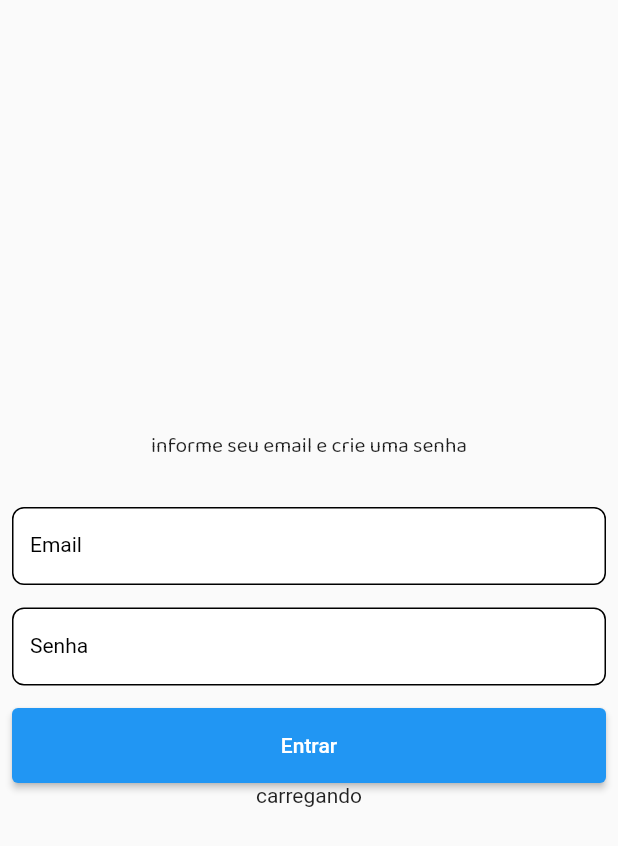
After one commit to willamibezerra/Eu-produtivo, a Flutter app: the screen it shows after launch, after a tap on "Entrar", after a tap on "Criar conta", on a phone screen of 412 x 824 dp. The commit adds this screen. Shown: the top 846 px of the screen. Run offline on Flutter 3.47's test engine with Material 2 defaults, Android fonts, the phone set to English and light mode, and no system bars; our stand-ins replace dartz, firebase_auth, firebase_core, flutter_mobx, flutter_modular, google_fonts and 1 more; accounts and stored records are empty; generated files the repository leaves out were written again; network calls fail.

Commit message:
authentication completed

```diff
--- a/lib/app/modules/authentication/data/data_sources/auth_data_source.dart
+++ b/lib/app/modules/authentication/data/data_sources/auth_data_source.dart
@@ -11,4 +11,10 @@ class AuthDataSource implements IauthDataSource {
       {required String email, required String password}) async {
     await auth.signInWithEmailAndPassword(email: email, password: password);
   }
+
+  @override
+  Future<void> createUserWithEmailAndPassword(
+      {required String email, required String password}) async {
+    await auth.createUserWithEmailAndPassword(email: email, password: password);
+  }
 }
--- a/lib/app/modules/authentication/data/data_sources/interfaces/auth_data_source_interface.dart
+++ b/lib/app/modules/authentication/data/data_sources/interfaces/auth_data_source_interface.dart
@@ -1,4 +1,7 @@
 abstract class IauthDataSource {
   Future<void> signInWithEmailAndpassword(
       {required String email, required String password});
+
+  Future<void> createUserWithEmailAndPassword(
+      {required String email, required String password});
 }
--- a/lib/app/modules/authentication/domain/module/auth_module.dart
+++ b/lib/app/modules/authentication/domain/module/auth_module.dart
@@ -6,15 +6,15 @@ import 'package:image_convert/app/modules/authentication/domain/repositories/aut
 import 'package:image_convert/app/modules/authentication/domain/repositories/interfaces/auth_repository_interface.dart';
 import 'package:image_convert/app/modules/authentication/presentation/state/auth_controller.dart';
 import 'package:image_convert/app/modules/authentication/presentation/view/pages/auth_page.dart';
+import 'package:image_convert/app/modules/authentication/presentation/view/pages/register_account_page.dart';
 
 class AuthModule extends Module {
   @override
-  void exportedBinds(Injector i) {
+  void binds(Injector i) {
+    i.addSingleton(Auth.new);
     i.add<IauthDataSource>(AuthDataSource.new);
-    i.addSingleton(Auth.new);
     i.add<IauthRepository>(AuthRepository.new);
-    i.addSingleton(AuthController.new);
-    super.exportedBinds(i);
+    i.add(AuthController.new);
   }
 
   @override
@@ -23,6 +23,10 @@ class AuthModule extends Module {
       '/',
       child: (context) => AuthPage(controller: Modular.get()),
     );
+    r.child(
+      '/register',
+      child: (context) => RegisterAccountPage(controller: Modular.get()),
+    );
     super.routes(r);
   }
 }
--- a/lib/app/modules/authentication/domain/repositories/auth_repository.dart
+++ b/lib/app/modules/authentication/domain/repositories/auth_repository.dart
@@ -1,4 +1,5 @@
 import 'package:dartz/dartz.dart';
+import 'package:firebase_auth/firebase_auth.dart';
 
 import 'package:image_convert/app/modules/authentication/data/data_sources/interfaces/auth_data_source_interface.dart';
 import 'package:image_convert/app/modules/authentication/domain/repositories/interfaces/auth_repository_interface.dart';
@@ -16,6 +17,24 @@ class AuthRepository implements IauthRepository {
           email: email, password: password);
       return const Right('Autenticação efetuada com sucesso');
     } catch (e) {
+      if (e is FirebaseAuthException) {
+        return left(e.message ?? '');
+      }
+      return left('Falha ao efetuar a autenticação');
+    }
+  }
+
+  @override
+  Future<Either<String, String>> createUserWithEmailAndPasswordRepository(
+      {required String email, required String password}) async {
+    try {
+      await dataSource.createUserWithEmailAndPassword(
+          email: email, password: password);
+      return const Right('Autenticação efetuada com sucesso');
+    } catch (e) {
+      if (e is FirebaseAuthException) {
+        return left(e.message ?? '');
+      }
       return left('Falha ao efetuar a autenticação');
     }
   }
--- a/lib/app/modules/authentication/domain/repositories/interfaces/auth_repository_interface.dart
+++ b/lib/app/modules/authentication/domain/repositories/interfaces/auth_repository_interface.dart
@@ -3,4 +3,7 @@ import 'package:dartz/dartz.dart';
 abstract class IauthRepository {
   Future<Either<String, String>> signInWithEmailAndpasswordRepository(
       {required String email, required String password});
+
+  Future<Either<String, String>> createUserWithEmailAndPasswordRepository(
+      {required String email, required String password});
 }
--- a/lib/app/modules/authentication/presentation/state/auth_controller.dart
+++ b/lib/app/modules/authentication/presentation/state/auth_controller.dart
@@ -1,19 +1,33 @@
 import 'package:image_convert/app/modules/authentication/domain/repositories/interfaces/auth_repository_interface.dart';
 import 'package:mobx/mobx.dart';
+
 part 'auth_controller.g.dart';
 
-class AuthController = _AuthControllerBase with _$AuthController;
+class AuthController = AuthControllerBase with _$AuthController;
 
-abstract class _AuthControllerBase with Store {
+abstract class AuthControllerBase with Store {
+  final IauthRepository repository;
   @observable
-  bool singInSucess = false;
+  bool? signInSucess;
   @observable
-  IauthRepository? repository;
+  bool? createAccountSucess;
+  AuthControllerBase(
+    this.repository,
+  );
+
   @action
   Future<void> signInWithEmailAndPassword(
       {required String email, required String password}) async {
-    final result = await repository!
-        .signInWithEmailAndpasswordRepository(email: email, password: password);
-    result.fold((l) => singInSucess = false, (r) => singInSucess = false);
+    final result = await repository.signInWithEmailAndpasswordRepository(
+        email: email, password: password);
+    result.fold((l) => signInSucess = false, (r) => signInSucess = true);
+  }
+
+  Future<void> createAccount(
+      {required String email, required String password}) async {
+    final result = await repository.createUserWithEmailAndPasswordRepository(
+        email: email, password: password);
+    result.fold(
+        (l) => createAccountSucess = false, (r) => createAccountSucess = true);
   }
 }
--- a/lib/app/modules/authentication/presentation/view/pages/auth_page.dart
+++ b/lib/app/modules/authentication/presentation/view/pages/auth_page.dart
@@ -1,5 +1,6 @@
 import 'package:flutter/material.dart';
 import 'package:flutter_mobx/flutter_mobx.dart';
+import 'package:flutter_modular/flutter_modular.dart';
 import 'package:google_fonts/google_fonts.dart';
 
 import 'package:image_convert/app/modules/authentication/presentation/state/auth_controller.dart';
@@ -78,16 +79,30 @@ class _AuthPageState extends State<AuthPage> {
                   child: const Text('Entrar'),
                 ),
               ),
+              Row(
+                children: [
+                  TextButton(
+                    onPressed: () {
+                      Modular.to.pushNamed('/auth/register');
+                    },
+                    child: const Text('Criar conta'),
+                  ),
+                ],
+              ),
               const SizedBox(
                 height: 25,
               ),
               const Text('Ou continue com:'),
               Observer(
                 builder: (context) {
-                  if (widget.controller.singInSucess) {
-                    return const Text('suceso');
+                  if (widget.controller.signInSucess != null) {
+                    if (widget.controller.signInSucess!) {
+                      return const Text('suceso');
+                    } else {
+                      return const Text('Falha');
+                    }
                   } else {
-                    return const Text('Falha');
+                    return const Text('loading');
                   }
                 },
               ),
--- /dev/null
+++ b/lib/app/modules/authentication/presentation/view/pages/register_account_page.dart
@@ -0,0 +1,85 @@
+import 'package:flutter/material.dart';
+import 'package:flutter_mobx/flutter_mobx.dart';
+import 'package:google_fonts/google_fonts.dart';
+import 'package:image_convert/app/modules/authentication/presentation/state/auth_controller.dart';
+
+import '../../../../../shared/widgets/input_widget.dart';
+
+class RegisterAccountPage extends StatefulWidget {
+  final AuthController controller;
+  const RegisterAccountPage({super.key, required this.controller});
+
+  @override
+  State<RegisterAccountPage> createState() => _RegisterAccountPageState();
+}
+
+class _RegisterAccountPageState extends State<RegisterAccountPage> {
+  late TextEditingController _emailController;
+  late TextEditingController _passwordController;
+  @override
+  void initState() {
+    _emailController = TextEditingController();
+    _passwordController = TextEditingController();
+    super.initState();
+  }
+
+  @override
+  Widget build(BuildContext context) {
+    return Scaffold(
+      body: Padding(
+        padding: const EdgeInsets.all(8.0),
+        child: Column(
+          mainAxisAlignment: MainAxisAlignment.center,
+          children: [
+            Text(
+              'informe seu email e crie uma senha',
+              style: GoogleFonts.baloo2(fontSize: 14),
+            ),
+            const SizedBox(
+              height: 30,
+            ),
+            InputWidget(
+              controller: _emailController,
+              label: 'Email',
+            ),
+            const SizedBox(
+              height: 15,
+            ),
+            InputWidget(
+              controller: _passwordController,
+              label: 'Senha',
+            ),
+            const SizedBox(
+              height: 15,
+            ),
+            SizedBox(
+              width: double.maxFinite,
+              height: 50,
+              child: ElevatedButton(
+                onPressed: () {
+                  widget.controller.createAccount(
+                      email: _emailController.text,
+                      password: _passwordController.text);
+                },
+                child: const Text('Entrar'),
+              ),
+            ),
+            Observer(
+              builder: (context) {
+                if (widget.controller.createAccountSucess != null) {
+                  if (widget.controller.createAccountSucess!) {
+                    return const Text('suceso');
+                  } else {
+                    return const Text('Falha');
+                  }
+                } else {
+                  return const Text('carregando');
+                }
+              },
+            ),
+          ],
+        ),
+      ),
+    );
+  }
+}
--- a/lib/main.dart
+++ b/lib/main.dart
@@ -1,10 +1,14 @@
+import 'package:firebase_core/firebase_core.dart';
 import 'package:flutter/material.dart';
 import 'package:flutter_modular/flutter_modular.dart';
 import 'package:image_convert/app/shared/app_module.dart';
+import 'package:image_convert/firebase_options.dart';
 
-
-void main() {
-
+Future<void> main() async {
+  WidgetsFlutterBinding.ensureInitialized();
+  await Firebase.initializeApp(
+    options: DefaultFirebaseOptions.currentPlatform,
+  );
   runApp(const MyApp());
 }
 
--- a/pubspec.yaml
+++ b/pubspec.yaml
@@ -37,11 +37,12 @@ dependencies:
   cupertino_icons: ^1.0.2
   mobx: ^2.2.0
   flutter_modular: ^6.3.2
-  build_runner: ^2.4.6
+
   google_fonts: ^5.1.0
   firebase_auth: ^4.9.0
   dartz: ^0.10.1
   flutter_mobx: ^2.0.6+5
+  firebase_core: ^2.15.1
 
 
 dev_dependencies:
```
Also changed, not shown: lib/app/modules/authentication/presentation/state/auth_controller.g.dart, lib/firebase_options.dart (added), pubspec.lock, 3 other files.
